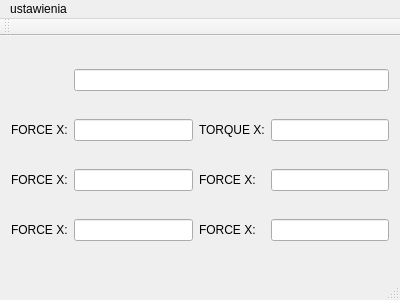
The window that panel_sterowania/mainwindow.ui (piokac/summerschoolUR3) describes before a commit, drawn with Qt 5.
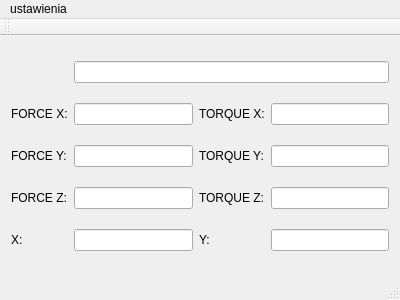
The same window after the commit.

```diff
--- a/panel_sterowania/mainwindow.ui
+++ b/panel_sterowania/mainwindow.ui
@@ -38,7 +38,7 @@
     <item row="2" column="0">
      <widget class="QLabel" name="label_2">
       <property name="text">
-       <string>FORCE X:</string>
+       <string>FORCE Y:</string>
       </property>
      </widget>
     </item>
@@ -48,7 +48,7 @@
     <item row="2" column="2">
      <widget class="QLabel" name="label_5">
       <property name="text">
-       <string>FORCE X:</string>
+       <string>TORQUE Y:</string>
       </property>
      </widget>
     </item>
@@ -64,19 +64,43 @@
     <item row="3" column="2">
      <widget class="QLabel" name="label_6">
       <property name="text">
-       <string>FORCE X:</string>
+       <string>TORQUE Z:</string>
       </property>
      </widget>
     </item>
     <item row="3" column="0">
      <widget class="QLabel" name="label_3">
       <property name="text">
-       <string>FORCE X:</string>
+       <string>FORCE Z:</string>
       </property>
      </widget>
     </item>
     <item row="0" column="1" colspan="3">
-     <widget class="QLineEdit" name="lineEdit_Connection"/>
+     <widget class="QLineEdit" name="lineEdit_Connection">
+      <property name="readOnly">
+       <bool>true</bool>
+      </property>
+     </widget>
+    </item>
+    <item row="4" column="1">
+     <widget class="QLineEdit" name="lineEditX"/>
+    </item>
+    <item row="4" column="3">
+     <widget class="QLineEdit" name="lineEditY"/>
+    </item>
+    <item row="4" column="0">
+     <widget class="QLabel" name="label_7">
+      <property name="text">
+       <string>X:</string>
+      </property>
+     </widget>
+    </item>
+    <item row="4" column="2">
+     <widget class="QLabel" name="label_8">
+      <property name="text">
+       <string>Y:</string>
+      </property>
+     </widget>
     </item>
    </layout>
   </widget>
```
